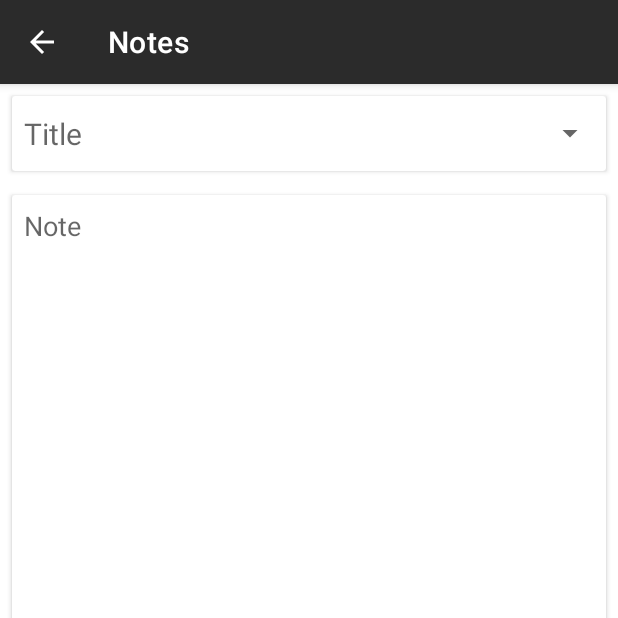
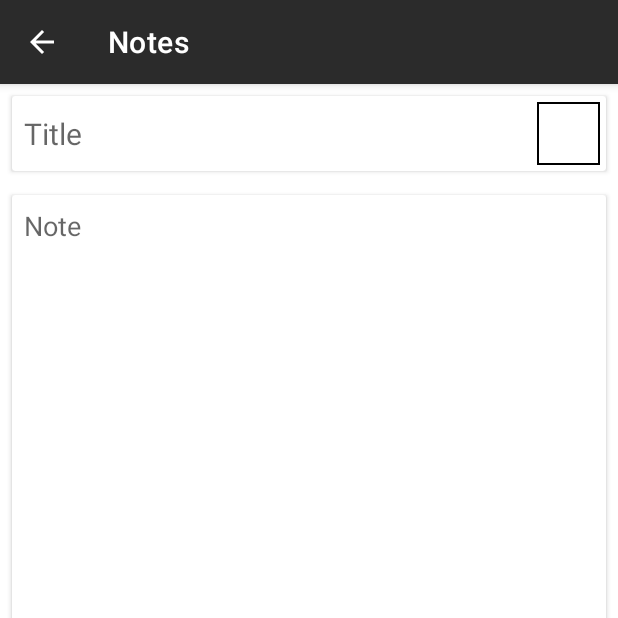
Before and after one commit to kindeev63/Notes, an Android app: the NoteActivity screen opened directly, with no data from a screen before it, on a phone screen of 412 x 824 dp, the top half of it. Run offline under Robolectric (Android 15) with nearby library versions, the phone set to English and light mode, and no system bars.

Commit message:
Fixed bugs

```diff
--- a/app/src/main/java/com/kindeev/notes/NoteActivity.kt
+++ b/app/src/main/java/com/kindeev/notes/NoteActivity.kt
@@ -11,6 +11,7 @@ import android.view.View
 import android.view.ViewGroup
 import android.widget.AdapterView
 import android.widget.ArrayAdapter
+import android.widget.LinearLayout
 import androidx.appcompat.app.AlertDialog
 import com.kindeev.notes.databinding.ActivityNoteBinding
 import com.kindeev.notes.db.Note
@@ -134,7 +135,6 @@ class NoteActivity : AppCompatActivity() {
 
         val colors = listOf(
             Color.parseColor("#FFFFFF"),
-            Color.parseColor("#000000"),
             Color.parseColor("#B22222"),
             Color.parseColor("#FF69B4"),
             Color.parseColor("#FF4500"),
@@ -149,16 +149,18 @@ class NoteActivity : AppCompatActivity() {
 
         val colorAdapter = object : ArrayAdapter<Int>(this, R.layout.spinner_item, colors) {
             override fun getView(position: Int, convertView: View?, parent: ViewGroup): View {
-                val view: View = layoutInflater.inflate(R.layout.spinner_item, null, true)
-                val colorItem = view.findViewById<View>(R.id.colorItem)
+                val view: View =
+                    convertView ?: layoutInflater.inflate(R.layout.spinner_item, parent, false)
+                val colorItem = view.findViewById<LinearLayout>(R.id.colorItem)
                 val color = getItem(position)
                 colorItem.setBackgroundColor(color ?: Color.TRANSPARENT)
                 return view
             }
 
             override fun getDropDownView(position: Int, convertView: View?, parent: ViewGroup): View {
-                val view = convertView ?: layoutInflater.inflate(R.layout.spinner_item, parent, false)
-                val colorItem = view.findViewById<View>(R.id.colorItem)
+                val view: View =
+                    convertView ?: layoutInflater.inflate(R.layout.spinner_item, parent, false)
+                val colorItem = view.findViewById<LinearLayout>(R.id.colorItem)
                 val color = getItem(position)
                 colorItem.setBackgroundColor(color ?: Color.TRANSPARENT)
                 return view
--- a/app/src/main/res/layout/activity_note.xml
+++ b/app/src/main/res/layout/activity_note.xml
@@ -30,7 +30,6 @@
                 android:layout_height="match_parent"
                 android:layout_marginStart="8dp"
                 android:layout_marginTop="8dp"
-                android:layout_marginEnd="8dp"
                 android:layout_marginBottom="8dp"
                 android:layout_weight="1"
                 android:background="#00FFFFFF"
@@ -42,8 +41,9 @@
 
             <Spinner
                 android:id="@+id/colorPicker"
-                android:layout_width="50dp"
-                android:layout_height="50dp" />
+                android:layout_width="wrap_content"
+                android:layout_height="wrap_content"
+                android:background="#0000"/>
         </LinearLayout>
 
     </androidx.cardview.widget.CardView>
--- a/app/src/main/res/layout/spinner_item.xml
+++ b/app/src/main/res/layout/spinner_item.xml
@@ -1,17 +1,37 @@
 <?xml version="1.0" encoding="utf-8"?>
-<LinearLayout xmlns:android="http://schemas.android.com/apk/res/android"
+<androidx.constraintlayout.widget.ConstraintLayout xmlns:android="http://schemas.android.com/apk/res/android"
     xmlns:app="http://schemas.android.com/apk/res-auto"
+    xmlns:tools="http://schemas.android.com/tools"
     android:layout_width="50dp"
     android:layout_height="50dp">
 
-    <View
-        android:id="@+id/colorItem"
-        android:layout_width="40dp"
-        android:layout_height="40dp"
-        android:layout_gravity="center"
-        android:orientation="vertical"
+    <androidx.constraintlayout.widget.ConstraintLayout
+        android:layout_width="match_parent"
+        android:layout_height="match_parent"
+        android:layout_marginStart="4dp"
+        android:layout_marginTop="4dp"
+        android:layout_marginEnd="4dp"
+        android:layout_marginBottom="4dp"
+        android:background="#000000"
         app:layout_constraintBottom_toBottomOf="parent"
         app:layout_constraintEnd_toEndOf="parent"
         app:layout_constraintStart_toStartOf="parent"
-        app:layout_constraintTop_toTopOf="parent" />
-</LinearLayout>
+        app:layout_constraintTop_toTopOf="parent">
+
+        <LinearLayout
+            android:id="@+id/colorItem"
+            android:layout_width="0dp"
+            android:layout_height="0dp"
+            android:layout_marginStart="1dp"
+            android:layout_marginTop="1dp"
+            android:layout_marginEnd="1dp"
+            android:layout_marginBottom="1dp"
+            android:background="#FFFFFF"
+            android:orientation="vertical"
+            app:layout_constraintBottom_toBottomOf="parent"
+            app:layout_constraintEnd_toEndOf="parent"
+            app:layout_constraintStart_toStartOf="parent"
+            app:layout_constraintTop_toTopOf="parent" />
+    </androidx.constraintlayout.widget.ConstraintLayout>
+
+</androidx.constraintlayout.widget.ConstraintLayout>
```
